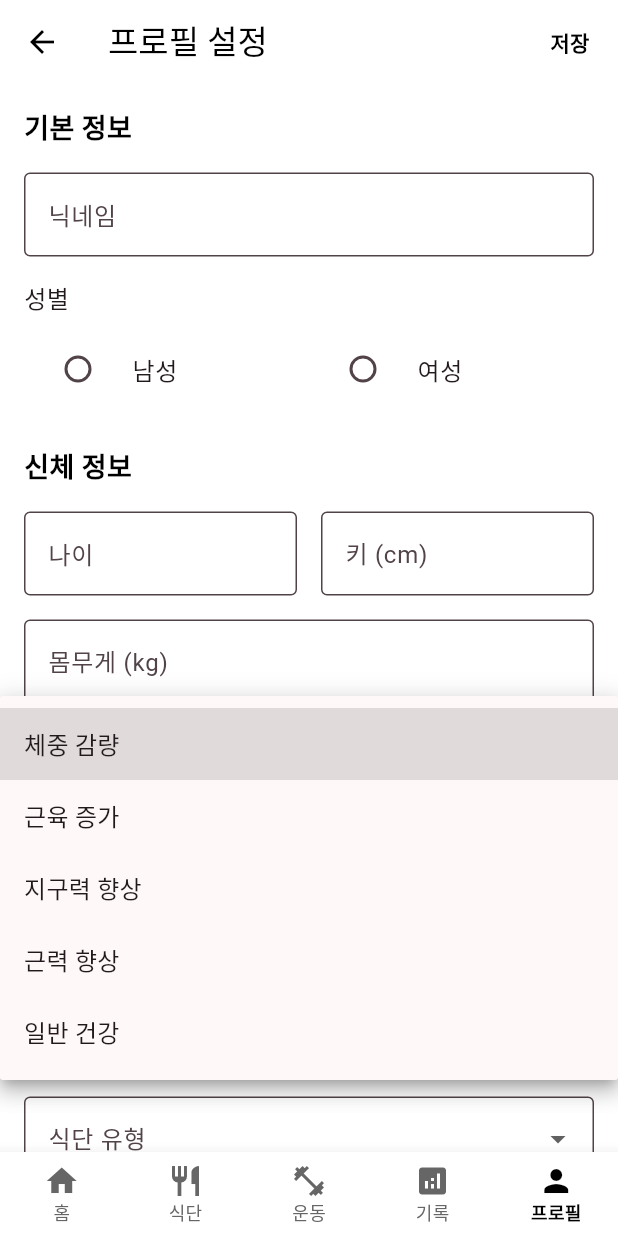
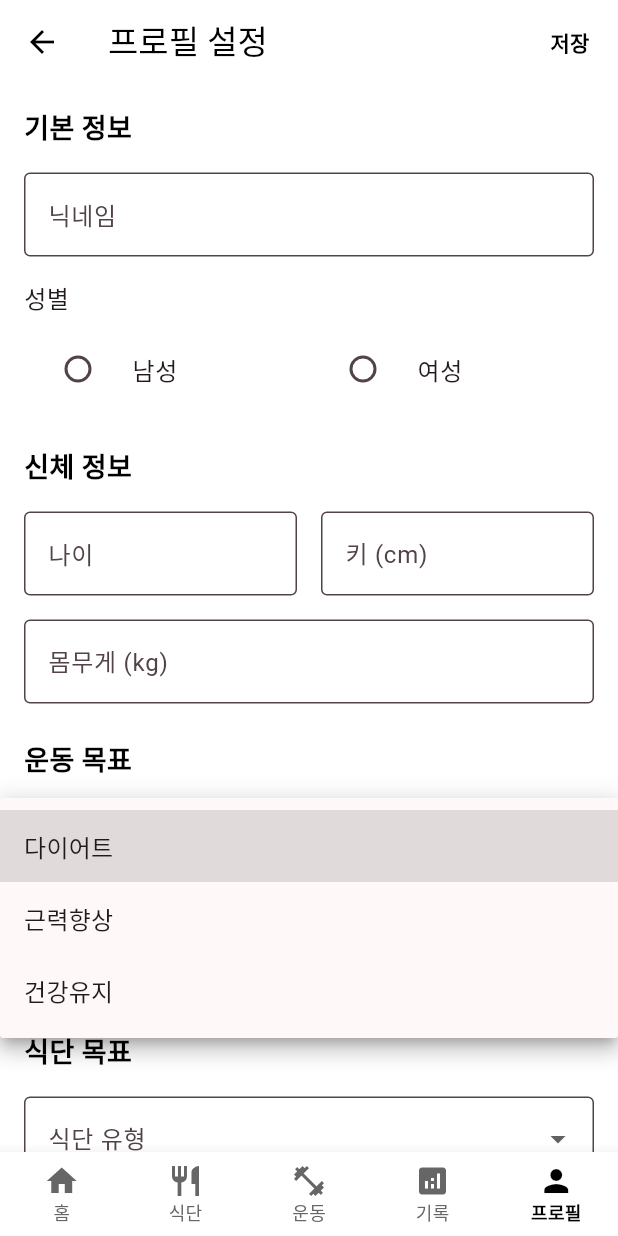
Before and after one commit to exception-busters/pt, a Flutter app: the ProfileSettingsScreen screen opened by its route, after a tap on "운동 목표", on a phone screen of 412 x 824 dp. Run offline on Flutter 3.47's test engine with Material 3 defaults, Android fonts, the phone set to English and light mode, and no system bars; our stand-ins replace flutter_riverpod, go_router, image_picker, shared_preferences, supabase_flutter; missing offline and left inert: postgrest; accounts and stored records are empty.

Commit message:
프로필탭 수정(목표,계획,운동시간)

```diff
--- a/lib/features/onboarding/domain/models/onboarding_data.dart
+++ b/lib/features/onboarding/domain/models/onboarding_data.dart
@@ -75,11 +75,11 @@ extension WorkoutGoalExtension on WorkoutGoal {
   String get displayName {
     switch (this) {
       case WorkoutGoal.weightLoss:
-        return '체중감량';
+        return '다이어트';
       case WorkoutGoal.muscleGain:
-        return '근육증가';
+        return '근력향상';
       case WorkoutGoal.fitnessImprovement:
-        return '체력향상';
+        return '건강유지';
       case WorkoutGoal.healthMaintenance:
         return '건강유지';
     }
--- a/lib/features/onboarding/presentation/onboarding_screen.dart
+++ b/lib/features/onboarding/presentation/onboarding_screen.dart
@@ -444,7 +444,11 @@ class _WorkoutPreferencesScreen extends ConsumerWidget {
                   ),
                   const SizedBox(height: 16),
 
-                  ...WorkoutGoal.values.map((goal) {
+                  ...const [
+                    WorkoutGoal.weightLoss,
+                    WorkoutGoal.muscleGain,
+                    WorkoutGoal.healthMaintenance,
+                  ].map((goal) {
                     return Container(
                       margin: const EdgeInsets.only(bottom: 12),
                       child: RadioListTile<WorkoutGoal>(
--- a/lib/features/profile/application/complete_profile_providers.dart
+++ b/lib/features/profile/application/complete_profile_providers.dart
@@ -58,6 +58,10 @@ class CompleteUserDataController extends StateNotifier<CompleteUserData>
       onLogout: _clearData,
       onLogin: loadUserData,
     );
+
+    if (isLoggedIn) {
+      loadUserData();
+    }
   }
 
   /// 사용자 데이터 로드
--- a/lib/features/profile/presentation/profile_screen.dart
+++ b/lib/features/profile/presentation/profile_screen.dart
@@ -3,6 +3,8 @@ import 'package:flutter/material.dart';
 import 'package:flutter_riverpod/flutter_riverpod.dart';
 import 'package:flutter_application_1/color.dart';
 import 'package:flutter_application_1/features/profile/application/profile_providers.dart';
+import 'package:flutter_application_1/features/profile/application/complete_profile_providers.dart';
+import 'package:flutter_application_1/features/profile/domain/models/workout_goal_model.dart';
 import 'package:go_router/go_router.dart';
 import 'package:flutter_application_1/features/auth/application/auth_providers.dart';
 
@@ -14,6 +16,16 @@ class ProfileScreen extends ConsumerWidget {
   Widget build(BuildContext context, WidgetRef ref) {
     final profileImagePath = ref.watch(profileImageControllerProvider);
     final userProfileAsync = ref.watch(userProfileControllerProvider);
+    final completeData = ref.watch(completeUserDataProvider);
+
+    final authState = ref.watch(authControllerProvider);
+    if (authState.isLoggedIn &&
+        !completeData.isLoading &&
+        completeData.workout == null &&
+        completeData.profile == null &&
+        completeData.user == null) {
+      ref.read(completeUserDataProvider.notifier).loadUserData();
+    }
 
     return userProfileAsync.when(
       loading: () => const Scaffold(
@@ -41,16 +53,33 @@ class ProfileScreen extends ConsumerWidget {
           ),
         ),
       ),
-      data: (userProfile) => _buildProfileScreen(context, ref, profileImagePath, userProfile),
+      data: (userProfile) => _buildProfileScreen(
+        context,
+        ref,
+        profileImagePath,
+        userProfile,
+        completeData,
+      ),
     );
   }
 
-  Widget _buildProfileScreen(BuildContext context, WidgetRef ref, String? profileImagePath, Map<String, dynamic>? userProfile) {
+  Widget _buildProfileScreen(
+    BuildContext context,
+    WidgetRef ref,
+    String? profileImagePath,
+    Map<String, dynamic>? userProfile,
+    CompleteUserData completeData,
+  ) {
     final displayName = userProfile?['nickname'] ?? '사용자';
     final email = userProfile?['email'] ?? '';
     final joinDate = userProfile?['join_date'] != null
         ? DateTime.parse(userProfile!['join_date']).toLocal()
         : null;
+
+    final workoutGoal = completeData.workout;
+    final goalText = _mapGoalLabel(workoutGoal?.goalType);
+    final weeklyText = _mapWeeklyPlan(workoutGoal?.weeklyDays);
+    final durationText = _mapDuration(workoutGoal?.dailyDurationMin);
     return Scaffold(
       appBar: AppBar(
         title: const Text('프로필'),
@@ -133,9 +162,9 @@ class ProfileScreen extends ConsumerWidget {
                     Row(
                       mainAxisAlignment: MainAxisAlignment.spaceEvenly,
                       children: [
-                        _buildProfileStat('목표', '체중감량'),
-                        _buildProfileStat('PT', '김PT'),
-                        _buildProfileStat('기간', '3개월'),
+                        _buildProfileStat('목표', goalText),
+                        _buildProfileStat('주간 계획', weeklyText),
+                        _buildProfileStat('운동 시간', durationText),
                       ],
                     ),
                   ],
@@ -214,4 +243,33 @@ class ProfileScreen extends ConsumerWidget {
       ),
     );
   }
+
+  String _mapGoalLabel(WorkoutGoalType? goalType) {
+    switch (goalType) {
+      case WorkoutGoalType.weightLoss:
+        return '다이어트';
+      case WorkoutGoalType.muscleGain:
+        return '근력향상';
+      case WorkoutGoalType.general:
+      case WorkoutGoalType.endurance:
+      case WorkoutGoalType.strength:
+        return '건강유지';
+      default:
+        return '설정 필요';
+    }
+  }
+
+  String _mapWeeklyPlan(int? weeklyDays) {
+    if (weeklyDays == null || weeklyDays <= 0) {
+      return '설정 필요';
+    }
+    return '주 $weeklyDays회';
+  }
+
+  String _mapDuration(int? dailyMinutes) {
+    if (dailyMinutes == null || dailyMinutes <= 0) {
+      return '설정 필요';
+    }
+    return '회당 ${dailyMinutes}분';
+  }
 }
--- a/lib/features/profile/presentation/profile_settings_screen.dart
+++ b/lib/features/profile/presentation/profile_settings_screen.dart
@@ -51,7 +51,7 @@ class _ProfileSettingsScreenState extends ConsumerState<ProfileSettingsScreen> {
 
     if (userData.workout != null) {
       final workout = userData.workout!;
-      _selectedWorkoutGoal = workout.goalType;
+      _selectedWorkoutGoal = _normalizeWorkoutGoal(workout.goalType);
       _selectedWorkoutLevel = workout.level;
     }
 
@@ -277,7 +277,11 @@ class _ProfileSettingsScreenState extends ConsumerState<ProfileSettingsScreen> {
         labelText: '운동 목표',
         border: OutlineInputBorder(),
       ),
-      items: WorkoutGoalType.values.map((goal) {
+      items: const [
+        WorkoutGoalType.weightLoss,
+        WorkoutGoalType.muscleGain,
+        WorkoutGoalType.general,
+      ].map((goal) {
         return DropdownMenuItem(
           value: goal,
           child: Text(_getWorkoutGoalDisplayName(goal)),
@@ -324,15 +328,29 @@ class _ProfileSettingsScreenState extends ConsumerState<ProfileSettingsScreen> {
   String _getWorkoutGoalDisplayName(WorkoutGoalType goal) {
     switch (goal) {
       case WorkoutGoalType.weightLoss:
-        return '체중 감량';
+        return '다이어트';
       case WorkoutGoalType.muscleGain:
-        return '근육 증가';
+        return '근력향상';
       case WorkoutGoalType.endurance:
-        return '지구력 향상';
+        return '건강유지';
       case WorkoutGoalType.strength:
-        return '근력 향상';
+        return '건강유지';
       case WorkoutGoalType.general:
-        return '일반 건강';
+        return '건강유지';
+    }
+  }
+
+  WorkoutGoalType? _normalizeWorkoutGoal(WorkoutGoalType? goal) {
+    switch (goal) {
+      case WorkoutGoalType.weightLoss:
+      case WorkoutGoalType.muscleGain:
+        return goal;
+      case WorkoutGoalType.general:
+      case WorkoutGoalType.endurance:
+      case WorkoutGoalType.strength:
+        return WorkoutGoalType.general;
+      default:
+        return null;
     }
   }
 
--- a/lib/features/profile/presentation/workout_goal_screen.dart
+++ b/lib/features/profile/presentation/workout_goal_screen.dart
@@ -3,6 +3,7 @@ import 'package:flutter_riverpod/flutter_riverpod.dart';
 import 'package:flutter_application_1/color.dart';
 import 'package:go_router/go_router.dart';
 import 'package:supabase_flutter/supabase_flutter.dart';
+import '../application/complete_profile_providers.dart';
 import '../domain/models/workout_goal_model.dart';
 import '../data/profile_data_service.dart';
 
@@ -14,14 +15,14 @@ class WorkoutGoalScreen extends ConsumerStatefulWidget {
 }
 
 class _WorkoutGoalScreenState extends ConsumerState<WorkoutGoalScreen> {
-  String _selectedGoal = '체중감량';
+  String _selectedGoal = '다이어트';
   int _weeklyWorkoutDays = 3;
   int _dailyWorkoutMinutes = 30;
   String _selectedLevel = '초급';
   List<String> _selectedWorkoutTypes = ['유산소'];
   bool _isLoading = true;
 
-  final List<String> _goals = ['체중감량', '근육증가', '체력향상', '건강유지'];
+  final List<String> _goals = ['다이어트', '근력향상', '건강유지'];
   final List<String> _levels = ['초급', '중급', '고급'];
   final List<String> _workoutTypes = ['유산소', '근력운동', '요가', '필라테스', '스트레칭'];
 
@@ -63,11 +64,12 @@ class _WorkoutGoalScreenState extends ConsumerState<WorkoutGoalScreen> {
   String _getGoalStringFromType(WorkoutGoalType? type) {
     switch (type) {
       case WorkoutGoalType.weightLoss:
-        return '체중감량';
+        return '다이어트';
       case WorkoutGoalType.muscleGain:
-        return '근육증가';
+        return '근력향상';
       case WorkoutGoalType.endurance:
-        return '체력향상';
+      case WorkoutGoalType.strength:
+        return '건강유지';
       case WorkoutGoalType.general:
       default:
         return '건강유지';
@@ -119,8 +121,8 @@ class _WorkoutGoalScreenState extends ConsumerState<WorkoutGoalScreen> {
     );
 
     try {
-      // 데이터베이스에 저장
-      final success = await ProfileDataService.updateWorkoutGoal(workoutGoal);
+      final controller = ref.read(completeUserDataProvider.notifier);
+      final success = await controller.updateWorkoutGoal(workoutGoal);
 
       if (mounted) {
         Navigator.of(context).pop(); // 로딩 다이얼로그 닫기
@@ -157,12 +159,11 @@ class _WorkoutGoalScreenState extends ConsumerState<WorkoutGoalScreen> {
 
   WorkoutGoalType _getGoalTypeFromString(String goal) {
     switch (goal) {
-      case '체중감량':
+      case '다이어트':
         return WorkoutGoalType.weightLoss;
       case '근육증가':
+      case '근력향상':
         return WorkoutGoalType.muscleGain;
-      case '체력향상':
-        return WorkoutGoalType.endurance;
       case '건강유지':
       default:
         return WorkoutGoalType.general;
```
Also changed, not shown: lib/features/onboarding/application/onboarding_providers.dart (+8 -1 lines), lib/features/onboarding/data/onboarding_service.dart (+4 -3 lines).
